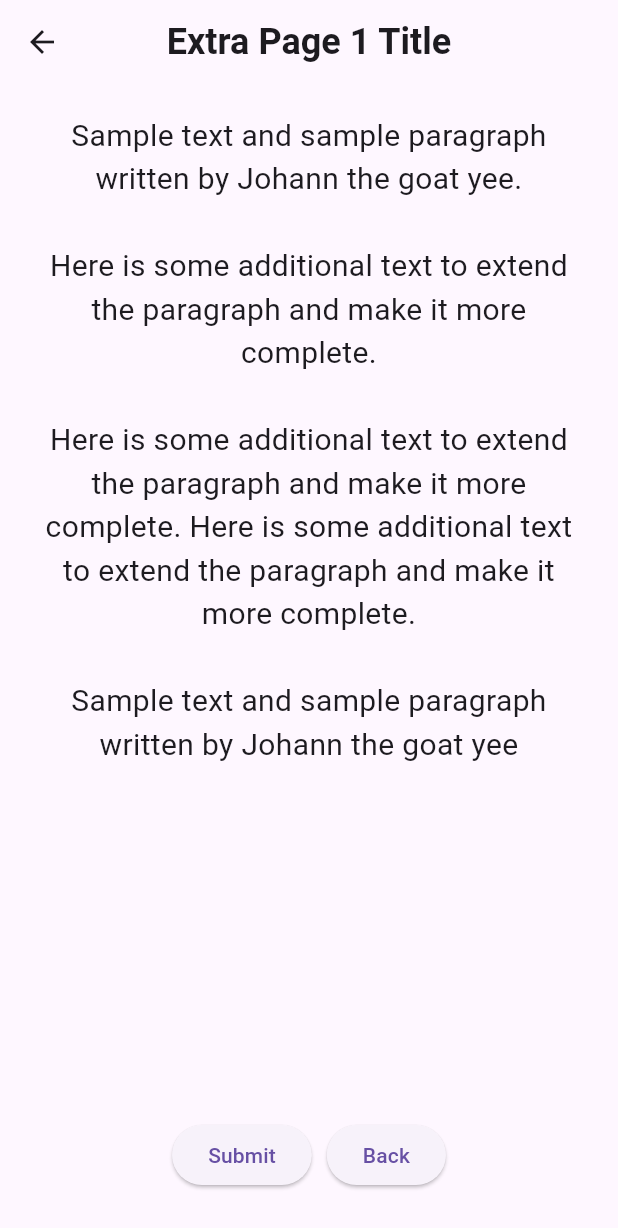
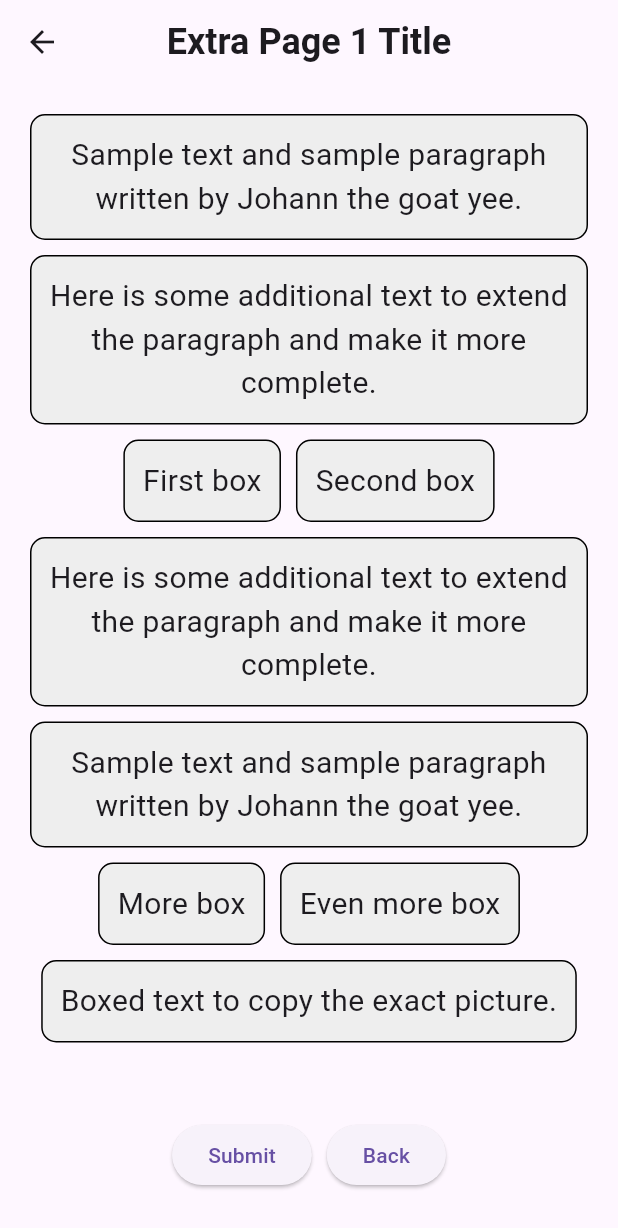
Before and after one commit to glitchcodes/flutter_activity_2, a Flutter app: the ExtraPage1 screen opened directly, on a phone screen of 412 x 824 dp. Shown: the top 1228 px of the screen. Run offline on Flutter 3.47's test engine with Material 3 defaults, Android fonts, the light colour scheme and no system bars.

Commit message:
even more boxes

```diff
--- a/lib/pages/extra_page1.dart
+++ b/lib/pages/extra_page1.dart
@@ -15,24 +15,49 @@ class ExtraPage1 extends StatelessWidget {
       ),
       body: Column(
         mainAxisAlignment: MainAxisAlignment.start,
-        crossAxisAlignment: CrossAxisAlignment.center,
-        children: [
+        crossAxisAlignment: CrossAxisAlignment.center, // stuff to align
+        children: [ //this where all the text magic happens
           const SizedBox(height: 20),
           const Padding(
             padding: EdgeInsets.symmetric(horizontal: 20),
-            child: Text(
-              'Sample text and sample paragraph written by Johann the goat yee.\n\n'
-                  'Here is some additional text to extend the paragraph and make it more complete.\n\n'
-                  'Here is some additional text to extend the paragraph and make it more complete.'
-                  ' Here is some additional text to extend the paragraph and make it more complete.\n\n'
-                  'Sample text and sample paragraph written by Johann the goat yee',
-              style: TextStyle(fontSize: 20),
-              textAlign: TextAlign.center,
+            child: Column(
+              crossAxisAlignment: CrossAxisAlignment.center,
+              children: [
+                BoxedText('Sample text and sample paragraph written by Johann the goat yee.'),
+                BoxedText('Here is some additional text to extend the paragraph and make it more complete.'),
+
+                // Row with multiple BoxedText elements on the same line
+                Row(
+                  mainAxisAlignment: MainAxisAlignment.center,
+                  children: [
+                    BoxedText('First box'),
+                    SizedBox(width: 10), // Space between boxes
+                    BoxedText('Second box'),
+                  ],
+                ),
+
+                BoxedText('Here is some additional text to extend the paragraph and make it more complete.'),
+                BoxedText('Sample text and sample paragraph written by Johann the goat yee.'),
+
+                Row(
+                  mainAxisAlignment: MainAxisAlignment.center,
+                  children: [
+                    BoxedText('More box'),
+                    SizedBox(width: 10), // Space between boxes
+                    BoxedText('Even more box'),
+
+                  ],
+
+                ),
+                BoxedText('Boxed text to copy the exact picture.'),
+              ],
+
             ),
+
           ),
-          const Spacer(), // Pushes content up and buttons down
+          const Spacer(), // Pushes buttons to the bottom 2 follow da layout
           Padding(
-            padding: const EdgeInsets.only(bottom: 30), // Adds some bottom padding
+            padding: const EdgeInsets.only(bottom: 30),
             child: Row(
               mainAxisAlignment: MainAxisAlignment.center,
               children: [
@@ -61,3 +86,26 @@ class ExtraPage1 extends StatelessWidget {
     );
   }
 }
+
+class BoxedText extends StatelessWidget { //boxedtext class 2 box da damn tings
+  final String text;
+  const BoxedText(this.text, {super.key});
+
+  @override
+  Widget build(BuildContext context) {
+    return Container( //css stuff
+      margin: const EdgeInsets.only(bottom: 10),
+      padding: const EdgeInsets.all(12),
+      decoration: BoxDecoration(
+        color: Colors.grey[200], // Light background
+        borderRadius: BorderRadius.circular(10),
+        border: Border.all(color: Colors.black, width: 1),
+      ),
+      child: Text(
+        text,
+        style: const TextStyle(fontSize: 20),
+        textAlign: TextAlign.center,
+      ),
+    );
+  }
+}
```
